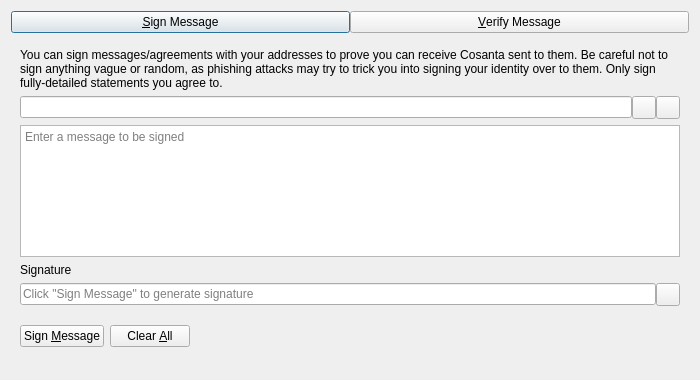
The window that src/qt/forms/signverifymessagedialog.ui (piratecash/piratecash) describes before a commit, drawn with Qt 5.
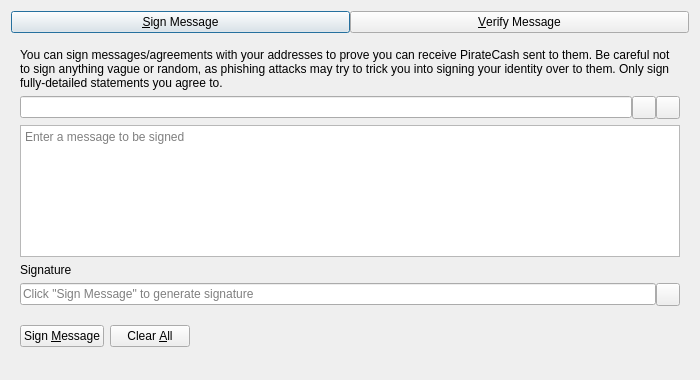
The same window after the commit. Custom widgets are drawn as their Qt base class.

Commit message: port: import remaining PirateCash v19.1.2 state

```diff
--- a/src/qt/forms/signverifymessagedialog.ui
+++ b/src/qt/forms/signverifymessagedialog.ui
@@ -63,7 +63,7 @@
        <item>
         <widget class="QLabel" name="infoLabel_SM">
          <property name="text">
-          <string>You can sign messages/agreements with your addresses to prove you can receive Cosanta sent to them. Be careful not to sign anything vague or random, as phishing attacks may try to trick you into signing your identity over to them. Only sign fully-detailed statements you agree to.</string>
+          <string>You can sign messages/agreements with your addresses to prove you can receive PirateCash sent to them. Be careful not to sign anything vague or random, as phishing attacks may try to trick you into signing your identity over to them. Only sign fully-detailed statements you agree to.</string>
          </property>
          <property name="textFormat">
           <enum>Qt::PlainText</enum>
```
Left out of the diff: 10 changed lines with no effect on the pictures. The commit also changes 527 other files.
